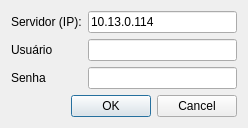
macielbarbosa/WhatsProg, file WhatsProg_cliente/logindialog.ui: the form before one commit.
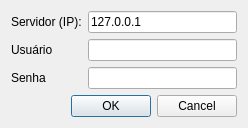
The form after the commit.

```diff
--- a/WhatsProg_cliente/logindialog.ui
+++ b/WhatsProg_cliente/logindialog.ui
@@ -24,7 +24,7 @@
    <item row="0" column="1">
     <widget class="QLineEdit" name="lineEditIpServidor">
      <property name="text">
-      <string>10.13.0.114</string>
+      <string>127.0.0.1</string>
      </property>
     </widget>
    </item>
```
Left out of the diff: 12 changed lines with no effect on the pictures.
